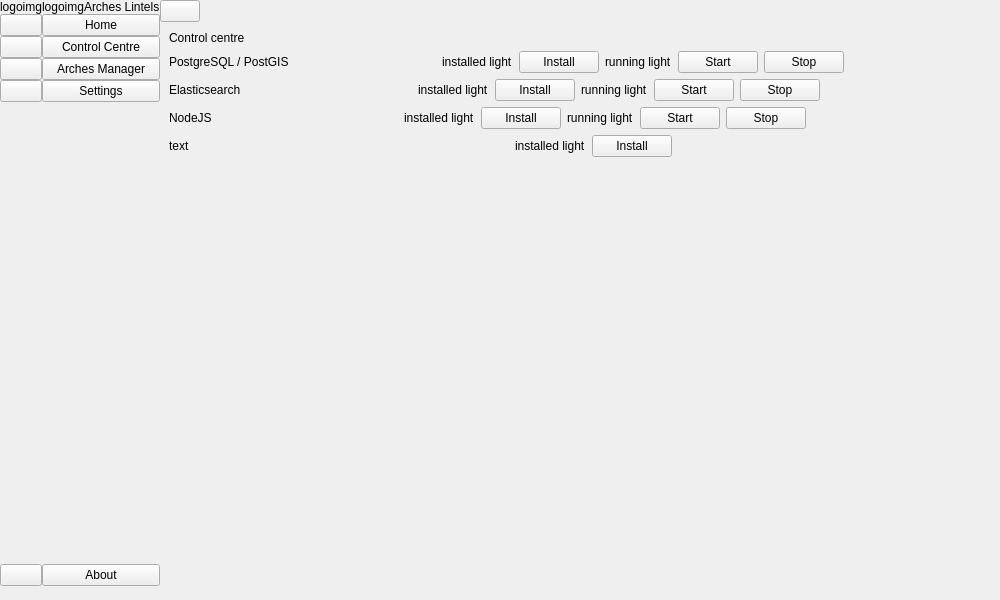
Above: arches_lintels/ui/ui_mainwindow.ui from k-int/arches-lintels before the change. Below: the same form after it.
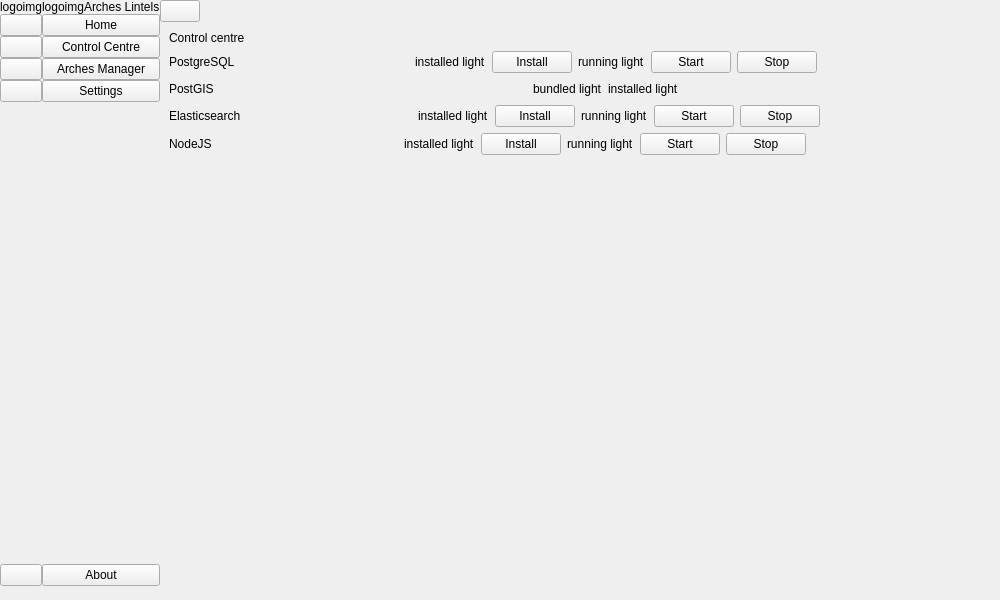
That is the form after the change.

Commit message: Add checks for postgis installed/bundled

The edit to the form file:
```diff
--- a/arches_lintels/ui/ui_mainwindow.ui
+++ b/arches_lintels/ui/ui_mainwindow.ui
@@ -237,7 +237,7 @@
                <item>
                 <widget class="QLabel" name="label_11">
                  <property name="text">
-                  <string>PostgreSQL / PostGIS</string>
+                  <string>PostgreSQL</string>
                  </property>
                 </widget>
                </item>
@@ -304,6 +304,57 @@
                </item>
               </layout>
              </item>
+             <item>
+              <layout class="QHBoxLayout" name="ccPostgisLayout">
+               <item>
+                <widget class="QLabel" name="label_2">
+                 <property name="text">
+                  <string>PostGIS</string>
+                 </property>
+                </widget>
+               </item>
+               <item>
+                <spacer name="horizontalSpacer_8">
+                 <property name="orientation">
+                  <enum>Qt::Orientation::Horizontal</enum>
+                 </property>
+                 <property name="sizeHint" stdset="0">
+                  <size>
+                   <width>40</width>
+                   <height>20</height>
+                  </size>
+                 </property>
+                </spacer>
+               </item>
+               <item>
+                <widget class="QLabel" name="postgisBundledLabel">
+                 <property name="text">
+                  <string>bundled light</string>
+                 </property>
+                </widget>
+               </item>
+               <item>
+                <widget class="QLabel" name="postgisInstalledLabel">
+                 <property name="text">
+                  <string>installed light</string>
+                 </property>
+                </widget>
+               </item>
+               <item>
+                <spacer name="horizontalSpacer_9">
+                 <property name="orientation">
+                  <enum>Qt::Orientation::Horizontal</enum>
+                 </property>
+                 <property name="sizeHint" stdset="0">
+                  <size>
+                   <width>40</width>
+                   <height>20</height>
+                  </size>
+                 </property>
+                </spacer>
+               </item>
+              </layout>
+             </item>
              <item>
               <layout class="QHBoxLayout" name="ccElasticLayout">
                <item>
@@ -448,57 +499,6 @@
                </item>
               </layout>
              </item>
-             <item>
-              <layout class="QHBoxLayout" name="horizontalLayout_4">
-               <item>
-                <widget class="QLabel" name="label_2">
-                 <property name="text">
-                  <string>text</string>
-                 </property>
-                </widget>
-               </item>
-               <item>
-                <spacer name="horizontalSpacer_8">
-                 <property name="orientation">
-                  <enum>Qt::Orientation::Horizontal</enum>
-                 </property>
-                 <property name="sizeHint" stdset="0">
-                  <size>
-                   <width>40</width>
-                   <height>20</height>
-                  </size>
-                 </property>
-                </spacer>
-               </item>
-               <item>
-                <widget class="QLabel" name="label_15">
-                 <property name="text">
-                  <string>installed light</string>
-                 </property>
-                </widget>
-               </item>
-               <item>
-                <widget class="QPushButton" name="pushButton_3">
-                 <property name="text">
-                  <string>Install</string>
-                 </property>
-                </widget>
-               </item>
-               <item>
-                <spacer name="horizontalSpacer_9">
-                 <property name="orientation">
-                  <enum>Qt::Orientation::Horizontal</enum>
-                 </property>
-                 <property name="sizeHint" stdset="0">
-                  <size>
-                   <width>40</width>
-                   <height>20</height>
-                  </size>
-                 </property>
-                </spacer>
-               </item>
-              </layout>
-             </item>
             </layout>
            </item>
            <item>
```
The commit also changes 3 other files.
